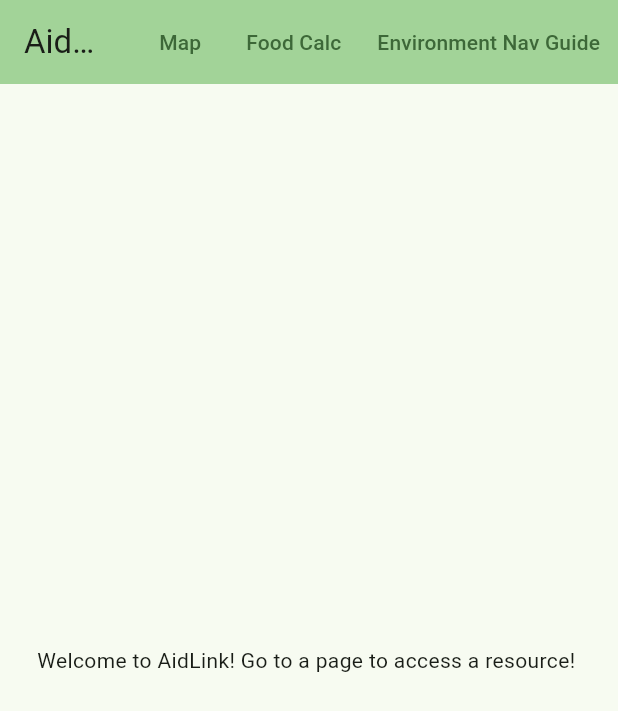
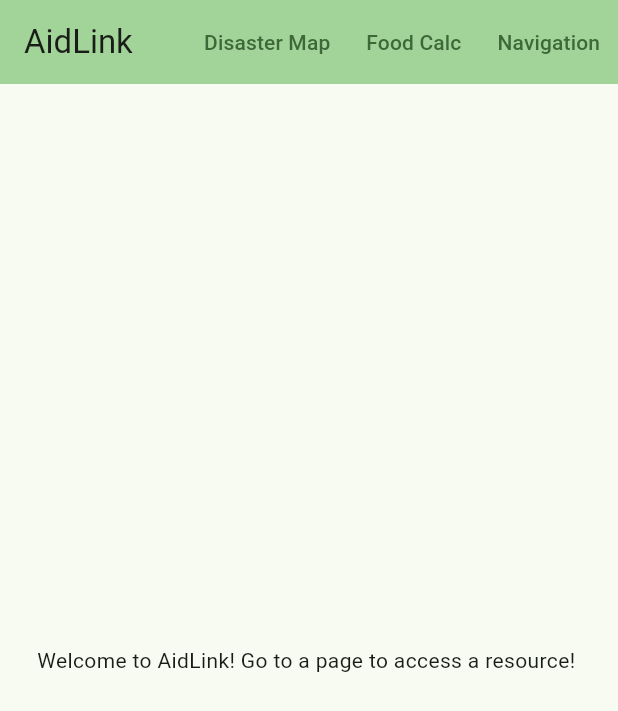
Before and after one commit to raptorhawk9/AidLink, a Flutter app: the screen it shows after launch, on a phone screen of 412 x 824 dp. Shown: the top 711 px of the screen. Run offline on Flutter 3.47's test engine with Material 3 defaults, Android fonts, the phone set to English and light mode, and no system bars; our stand-ins replace flutter_map, latlong2.

Commit message:
Some stuff

```diff
--- a/lib/widgets/g2e_appbar.dart
+++ b/lib/widgets/g2e_appbar.dart
@@ -7,7 +7,6 @@ class AidlinkAppbar extends StatelessWidget implements PreferredSizeWidget {
   const AidlinkAppbar({super.key, required this.title});
 
   void navigateToNewSubpage(BuildContext context, String route) {
-    print("hi");
     Navigator.popUntil(context, ModalRoute.withName("/"));
     Navigator.pushNamed(context, route);
   }
@@ -18,9 +17,9 @@ class AidlinkAppbar extends StatelessWidget implements PreferredSizeWidget {
       backgroundColor: Theme.of(context).colorScheme.inversePrimary,
         title: Text(title),
         actions: [
-          TextButton(onPressed: () => {navigateToNewSubpage(context, '/map')}, child: Text("Map")),
+          TextButton(onPressed: () => {navigateToNewSubpage(context, '/map')}, child: Text("Disaster Map")),
           TextButton(onPressed: () => {navigateToNewSubpage(context, '/food-calc')}, child: Text("Food Calc")),
-          TextButton(onPressed: () => {print("Env Nav")}, child: Text("Environment Nav Guide")),
+          TextButton(onPressed: () => {print("Env Nav")}, child: Text("Navigation")),
         ],
     );
   }
```
Also changed, not shown: lib/pages/navigation.dart (added, +14 -0 lines).
